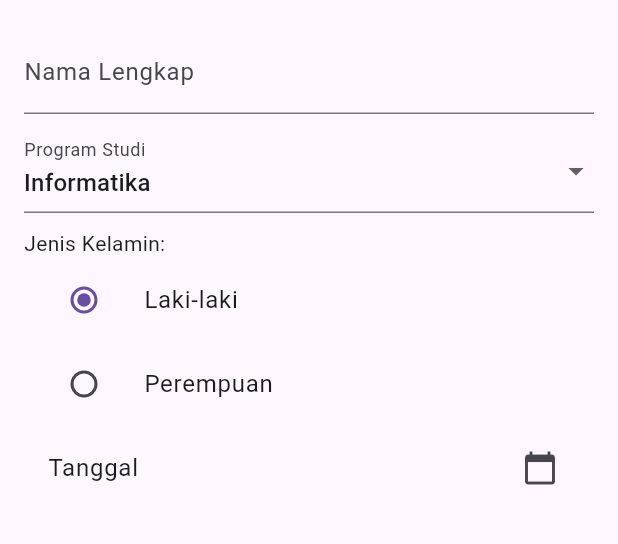
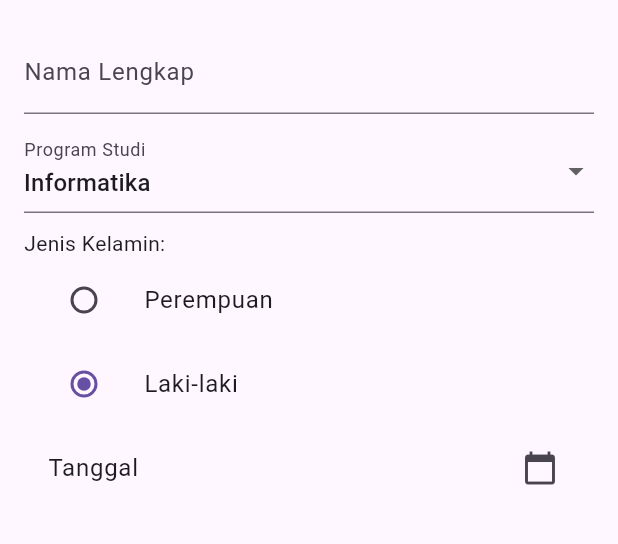
Before and after one commit to codedreamerD/UTS_IFB355_2526_BB_152021018_Fadhilah-Nurrahmayanti, a Flutter app: the BiodataPage screen opened directly, on a phone screen of 412 x 824 dp, the part 258-802 px from its top. Run offline on Flutter 3.47's test engine with Material 3 defaults, Android fonts, the phone set to English and light mode, and no system bars.

```diff
--- a/lib/pages/berita_page.dart
+++ b/lib/pages/berita_page.dart
@@ -23,17 +23,17 @@ class BeritaPage extends StatelessWidget {
     BeritaModel(
       title: 'Kronologi-Sebab Wali Kota Muslim New York Mamdani Mau Diusir dari AS',
       snippet: 'Calon walikota New York City dari Partai Demokrat, Zohran Mamdani, berbicara di atas panggung setelah memenangkan pemilihan Walikota New York City 2025, pada rapat umum malam pemilihan di wilayah Brooklyn, New York City, New York, AS, 4 November 2025. (REUTERS/Shannon Stapleton)',
-      imageAsset: 'assets/berita1.png',
+      imageAsset: 'assets/berita1.jpeg',
     ),
     BeritaModel(
       title: 'Ngerinya Pembantaian oleh Milisi RSF Tewaskan 2.000 Orang di El Fasher Sudan',
       snippet: 'Tiga personel RSF tersenyum ke arah kamera saat mereka berdiri di depan mobil-mobil yang hancur di sebuah lokasi dekat el-Fasher (via BBC)',
-      imageAsset: 'assets/berita2.png',
+      imageAsset: 'assets/berita2.jpg',
     ),
     BeritaModel(
       title: 'Api Kembali Menyala di Sukahaji, Kebakaran yang Ketiga Sepanjang Tahun Ini',
       snippet: 'Sejumlah kios di Sukahaji, Bandung dilanda kebakaran, Selasa, 11 November 2025. (Foto: Warga Sukahaji)',
-      imageAsset: 'assets/berita3.png',
+      imageAsset: 'assets/berita3.jpg',
     ),
   ];
 
--- a/lib/pages/biodata_page.dart
+++ b/lib/pages/biodata_page.dart
@@ -65,17 +65,17 @@ class _BiodataPageState extends State<BiodataPage> {
             // Radio Button Jenis Kelamin
             Text('Jenis Kelamin:'),
             ListTile(
-              title: Text('Laki-laki'),
+              title: Text('Perempuan'),
               leading: Radio<String>(
-                value: 'L',
+                value: 'P',
                 groupValue: _gender,
                 onChanged: (value) { setState(() { _gender = value!; }); },
               ),
             ),
             ListTile(
-              title: Text('Perempuan'),
+              title: Text('Laki-laki'),
               leading: Radio<String>(
-                value: 'P',
+                value: 'L',
                 groupValue: _gender,
                 onChanged: (value) { setState(() { _gender = value!; }); },
               ),
--- a/lib/pages/splash_screen.dart
+++ b/lib/pages/splash_screen.dart
@@ -14,8 +14,7 @@ class _SplashScreenState extends State<SplashScreen> {
   @override
   void initState() {
     super.initState();
-    // Setelah 5 detik, pindah ke dashboard
-    Timer(const Duration(seconds: 5), () {
+    Timer(const Duration(seconds: 10), () {
       Navigator.pushReplacement(context,
         MaterialPageRoute(builder: (context) => DashboardPage()));
     });
```
